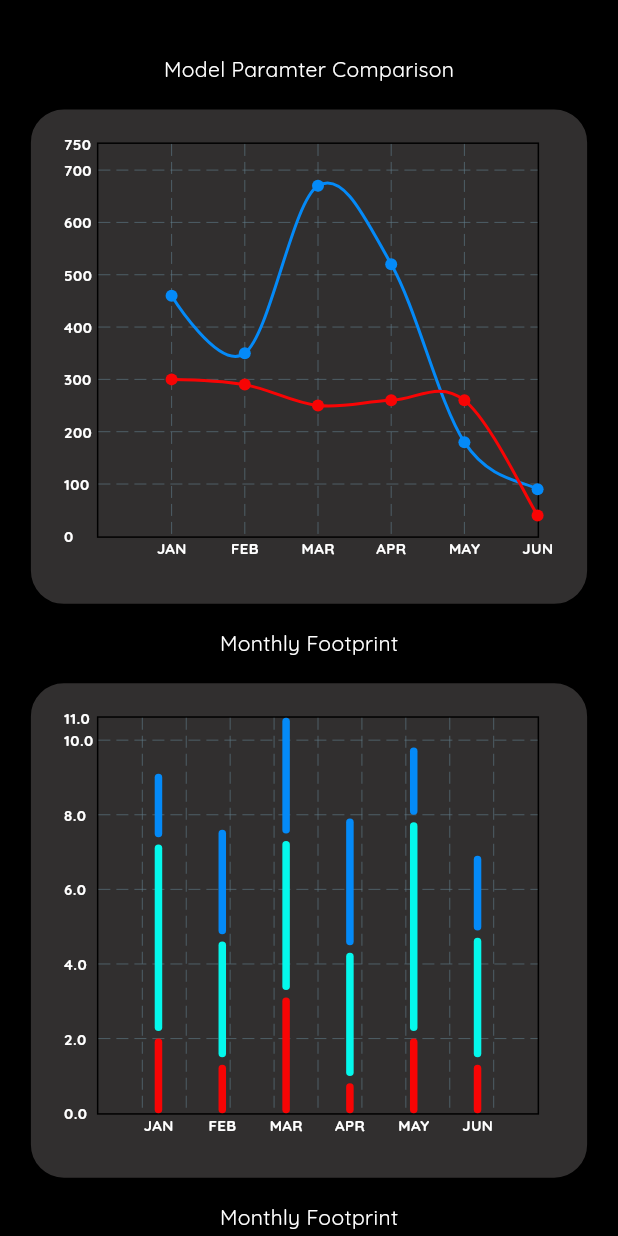
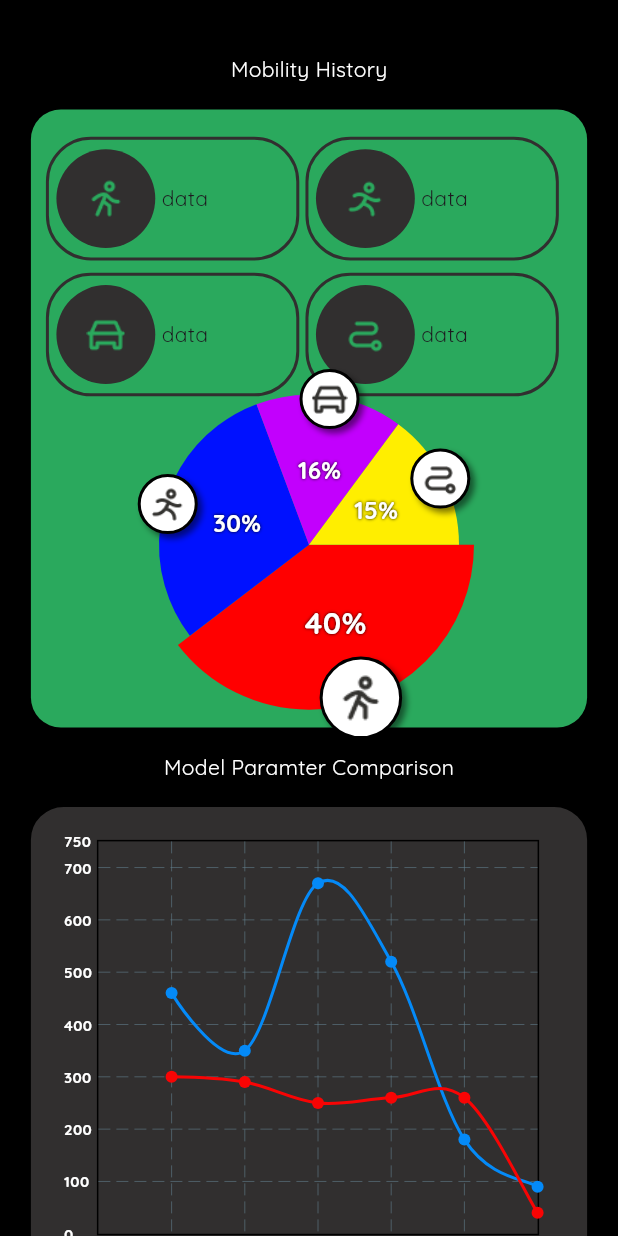
Before and after one commit to aryanmajhi75/carbon-footprint-app, a Flutter app: the Stat screen opened directly, on a phone screen of 412 x 824 dp. Run offline on Flutter 3.47's test engine with Material 3 defaults, Android fonts, the light colour scheme and no system bars; drawn by our look-alikes of fl_chart; our stand-ins replace appwrite, email_validator, flutter_animate, flutter_expandable_fab, gap, hive_flutter and 2 more; missing offline and left inert: dart:ffi, username_validator; accounts and stored records are empty; statements that could not run were skipped.

Commit message:
adds mobility tile

```diff
--- a/carbon_footprint_app/lib/components/CustomExpansionTile.dart
+++ b/carbon_footprint_app/lib/components/CustomExpansionTile.dart
@@ -19,8 +19,8 @@ class CustomExpansionTile extends StatefulWidget {
 class _CustomExpansionTileState extends State<CustomExpansionTile> {
   bool _expand = false;
 
-  final TextStyle _headingTStyle = const TextStyle(
-    color: Colors.white,
+  final TextStyle _headingTStyle = TextStyle(
+    color: DTprimary().white,
     fontSize: 50,
     fontWeight: FontWeight.bold,
   );
@@ -41,7 +41,7 @@ class _CustomExpansionTileState extends State<CustomExpansionTile> {
 
   @override
   Widget build(BuildContext context) {
-    final screenHeight = MediaQuery.of(context).size.height;
+    // final screenHeight = MediaQuery.of(context).size.height;
     final screenWidth = MediaQuery.of(context).size.width;
     return ExpansionPanelList(
       animationDuration: const Duration(seconds: 1),
@@ -66,7 +66,7 @@ class _CustomExpansionTileState extends State<CustomExpansionTile> {
           isExpanded: _expand,
           canTapOnHeader: true,
           body: Padding(
-            padding: ComponentData().defPad,
+            padding: ComponentData().defPad / 2,
             child: Row(
               mainAxisAlignment: MainAxisAlignment.spaceEvenly,
               crossAxisAlignment: CrossAxisAlignment.start,
--- /dev/null
+++ b/carbon_footprint_app/lib/components/CustomMobilityTile.dart
@@ -0,0 +1,333 @@
+import "package:carbon_footprint_app/constants.dart";
+import "package:fl_chart/fl_chart.dart";
+import "package:flutter/cupertino.dart";
+import "package:flutter/material.dart";
+import "package:flutter/widgets.dart";
+import "package:gap/gap.dart";
+
+class CustomMobilityTile extends StatefulWidget {
+  double height;
+  double width;
+
+  CustomMobilityTile({
+    super.key,
+    required this.height,
+    required this.width,
+  });
+
+  @override
+  State<CustomMobilityTile> createState() => _CustomMobilityTileState();
+}
+
+class _CustomMobilityTileState extends State<CustomMobilityTile> {
+  int touchedIndex = 0;
+
+  List<PieChartSectionData> showingSections() {
+    return List.generate(4, (i) {
+      final isTouched = i == touchedIndex;
+      final fontSize = isTouched ? 20.0 : 16.0;
+      final radius = isTouched ? 110.0 : 100.0;
+      final widgetSize = isTouched ? 55.0 : 40.0;
+      const shadows = [Shadow(color: Colors.black, blurRadius: 2)];
+
+      switch (i) {
+        case 0:
+          return PieChartSectionData(
+            color: DTprimary().Pie1,
+            value: 40,
+            title: '40%',
+            radius: radius,
+            titleStyle: TextStyle(
+              fontSize: fontSize,
+              fontWeight: FontWeight.bold,
+              color: const Color(0xffffffff),
+              shadows: shadows,
+            ),
+            badgeWidget: _Badge(
+              'assets/icons/walking.png',
+              size: widgetSize,
+              borderColor: DTprimary().onBody,
+            ),
+            badgePositionPercentageOffset: .98,
+          );
+        case 1:
+          return PieChartSectionData(
+            color: DTprimary().Pie2,
+            value: 30,
+            title: '30%',
+            radius: radius,
+            titleStyle: TextStyle(
+              fontSize: fontSize,
+              fontWeight: FontWeight.bold,
+              color: const Color(0xffffffff),
+              shadows: shadows,
+            ),
+            badgeWidget: _Badge(
+              'assets/icons/running.png',
+              size: widgetSize,
+              borderColor: DTprimary().onBody,
+            ),
+            badgePositionPercentageOffset: .98,
+          );
+        case 2:
+          return PieChartSectionData(
+            color: DTprimary().Pie3,
+            value: 16,
+            title: '16%',
+            radius: radius,
+            titleStyle: TextStyle(
+              fontSize: fontSize,
+              fontWeight: FontWeight.bold,
+              color: const Color(0xffffffff),
+              shadows: shadows,
+            ),
+            badgeWidget: _Badge(
+              'assets/icons/vehicle.png',
+              size: widgetSize,
+              borderColor: DTprimary().onBody,
+            ),
+            badgePositionPercentageOffset: .98,
+          );
+        case 3:
+          return PieChartSectionData(
+            color: DTprimary().Pie4,
+            value: 15,
+            title: '15%',
+            radius: radius,
+            titleStyle: TextStyle(
+              fontSize: fontSize,
+              fontWeight: FontWeight.bold,
+              color: const Color(0xffffffff),
+              shadows: shadows,
+            ),
+            badgeWidget: _Badge(
+              'assets/icons/distance.png',
+              size: widgetSize,
+              borderColor: DTprimary().onBody,
+            ),
+            badgePositionPercentageOffset: .98,
+          );
+        default:
+          throw Exception('Oh no');
+      }
+    });
+  }
+
+  @override
+  Widget build(BuildContext context) {
+    return Container(
+      decoration: BoxDecoration(
+          color: DTprimary().onIconCol,
+          borderRadius: const BorderRadius.all(Radius.circular(20))),
+      height: widget.height * 0.5,
+      width: widget.width * 0.9,
+      child: Padding(
+        padding: ComponentData().defPad / 2,
+        child: Column(
+          children: [
+            Gap(widget.height * 0.01),
+            Row(
+              children: [
+                Container(
+                  decoration: BoxDecoration(
+                    borderRadius: const BorderRadius.all(Radius.circular(30)),
+                    border: Border.all(
+                      width: 2,
+                      color: DTprimary().onContainer,
+                    ),
+                  ),
+                  height: widget.height * 0.1,
+                  width: widget.width * 0.41,
+                  padding: ComponentData().defPad / 4,
+                  child: Row(
+                    children: [
+                      Container(
+                        padding: ComponentData().defPad,
+                        height: widget.height * 0.08,
+                        decoration: BoxDecoration(
+                          color: DTprimary().onContainer,
+                          shape: BoxShape.circle,
+                        ),
+                        child: Image.asset(
+                          "assets/icons/walking.png",
+                          color: DTprimary().onIconCol,
+                        ),
+                      ),
+                      Gap(widget.width * 0.01),
+                      Text("data")
+                    ],
+                  ),
+                ),
+                Gap(widget.width * 0.01),
+                Container(
+                  decoration: BoxDecoration(
+                    borderRadius: const BorderRadius.all(Radius.circular(30)),
+                    border: Border.all(
+                      width: 2,
+                      color: DTprimary().onContainer,
+                    ),
+                  ),
+                  height: widget.height * 0.1,
+                  width: widget.width * 0.41,
+                  padding: ComponentData().defPad / 4,
+                  child: Row(
+                    children: [
+                      Container(
+                        padding: ComponentData().defPad,
+                        height: widget.height * 0.08,
+                        decoration: BoxDecoration(
+                          color: DTprimary().onContainer,
+                          shape: BoxShape.circle,
+                        ),
+                        child: Image.asset(
+                          "assets/icons/running.png",
+                          color: DTprimary().onIconCol,
+                        ),
+                      ),
+                      Gap(widget.width * 0.01),
+                      Text("data")
+                    ],
+                  ),
+                ),
+              ],
+            ),
+            Gap(widget.height * 0.01),
+            Row(
+              children: [
+                Container(
+                  decoration: BoxDecoration(
+                    borderRadius: const BorderRadius.all(Radius.circular(30)),
+                    border: Border.all(
+                      width: 2,
+                      color: DTprimary().onContainer,
+                    ),
+                  ),
+                  height: widget.height * 0.1,
+                  width: widget.width * 0.41,
+                  padding: ComponentData().defPad / 4,
+                  child: Row(
+                    children: [
+                      Container(
+                        height: widget.height * 0.08,
+                        padding: ComponentData().defPad,
+                        decoration: BoxDecoration(
+                          color: DTprimary().onContainer,
+                          shape: BoxShape.circle,
+                        ),
+                        child: Image.asset(
+                          "assets/icons/vehicle.png",
+                          color: DTprimary().onIconCol,
+                        ),
+                      ),
+                      Gap(widget.width * 0.01),
+                      Text("data")
+                    ],
+                  ),
+                ),
+                Gap(widget.width * 0.01),
+                Container(
+                  decoration: BoxDecoration(
+                    borderRadius: const BorderRadius.all(Radius.circular(30)),
+                    border: Border.all(
+                      width: 2,
+                      color: DTprimary().onContainer,
+                    ),
+                  ),
+                  height: widget.height * 0.1,
+                  width: widget.width * 0.41,
+                  padding: ComponentData().defPad / 4,
+                  child: Row(
+                    children: [
+                      Container(
+                        padding: ComponentData().defPad,
+                        height: widget.height * 0.08,
+                        decoration: BoxDecoration(
+                          color: DTprimary().onContainer,
+                          shape: BoxShape.circle,
+                        ),
+                        child: Image.asset(
+                          "assets/icons/distance.png",
+                          color: DTprimary().onIconCol,
+                        ),
+                      ),
+                      Gap(widget.width * 0.01),
+                      Text("data")
+                    ],
+                  ),
+                ),
+              ],
+            ),
+            Gap(widget.height * 0.02),
+            SizedBox(
+              height: widget.height * 0.2,
+              width: widget.width * 0.9,
+              child: PieChart(
+                PieChartData(
+                  pieTouchData: PieTouchData(
+                    touchCallback: (FlTouchEvent event, pieTouchResponse) {
+                      setState(() {
+                        if (!event.isInterestedForInteractions ||
+                            pieTouchResponse == null ||
+                            pieTouchResponse.touchedSection == null) {
+                          touchedIndex = -1;
+                          return;
+                        }
+                        touchedIndex = pieTouchResponse
+                            .touchedSection!.touchedSectionIndex;
+                      });
+                    },
+                  ),
+                  borderData: FlBorderData(
+                    show: false,
+                  ),
+                  sectionsSpace: 0,
+                  centerSpaceRadius: 0,
+                  sections: showingSections(),
+                ),
+              ),
+            ),
+          ],
+        ),
+      ),
+    );
+  }
+}
+
+class _Badge extends StatelessWidget {
+  const _Badge(
+    this.asset, {
+    required this.size,
+    required this.borderColor,
+  });
+  final String asset;
+  final double size;
+  final Color borderColor;
+
+  @override
+  Widget build(BuildContext context) {
+    return AnimatedContainer(
+      duration: PieChart.defaultDuration,
+      width: size,
+      height: size,
+      decoration: BoxDecoration(
+        color: Colors.white,
+        shape: BoxShape.circle,
+        border: Border.all(
+          color: borderColor,
+          width: 2,
+        ),
+        boxShadow: <BoxShadow>[
+          BoxShadow(
+            color: Colors.black.withOpacity(.5),
+            offset: const Offset(3, 3),
+            blurRadius: 3,
+          ),
+        ],
+      ),
+      padding: EdgeInsets.all(size * .15),
+      child: Center(
+        child: Image.asset(asset),
+      ),
+    );
+  }
+}
--- a/carbon_footprint_app/lib/constants.dart
+++ b/carbon_footprint_app/lib/constants.dart
@@ -18,6 +18,12 @@ class DTprimary {
   Color onNavbarIconBg = const Color(0xff000000);
   Color onIconCol = const Color(0xff2AA95D);
   Color error = const Color(0xFFFF0000);
+
+  //graph colors
+  Color Pie1 = const Color(0xFFFF0000);
+  Color Pie2 = const Color(0xFF0011FF);
+  Color Pie3 = const Color(0xFFC200FD);
+  Color Pie4 = const Color(0xFFFFEE00);
 }
 
 //secondary color when in dark mode
--- /dev/null
+++ b/carbon_footprint_app/lib/dbHelper/search/findUsername.dart
@@ -0,0 +1,27 @@
+import 'dart:developer';
+
+import 'package:appwrite/appwrite.dart';
+import 'package:carbon_footprint_app/dbHelper/appWrite.dart';
+
+findUserGeneralData(String userid) async {
+  client
+      .setEndpoint('https://cloud.appwrite.io/v1')
+      .setProject('65cb0fb9e3ef19f2e74f');
+
+  final databases = Databases(client);
+  try {
+    final document = await databases.listDocuments(
+        databaseId: DatabaseId,
+        collectionId: Usergeneraldata,
+        queries: [Query.equal('id', userid)]);
+    log(document.toString());
+    print(document.documents.length);
+    print(document.total);
+    if (document.total > 0) {
+      return true;
+    }
+    return false;
+  } on AppwriteException catch (e) {
+    log(e.toString());
+  }
+}
--- a/carbon_footprint_app/lib/main.dart
+++ b/carbon_footprint_app/lib/main.dart
@@ -1,4 +1,8 @@
 import 'package:carbon_footprint_app/components/CustomNavbar.dart';
+import 'package:carbon_footprint_app/pages/Eco.dart';
+import 'package:carbon_footprint_app/pages/Home.dart';
+import 'package:carbon_footprint_app/pages/Stat.dart';
+import 'package:carbon_footprint_app/pages/You.dart';
 import 'package:carbon_footprint_app/theme/themes.dart';
 import 'package:flutter/material.dart';
 import 'package:hive_flutter/hive_flutter.dart';
@@ -19,6 +23,12 @@ class MainApp extends StatelessWidget {
     return MaterialApp(
       theme: darkMode,
       debugShowCheckedModeBanner: false,
+      routes: <String, WidgetBuilder>{
+        '/home': (BuildContext context) => const Home(),
+        '/stat': (BuildContext context) => const Stat(),
+        '/eco': (BuildContext context) => const Eco(),
+        '/you': (BuildContext context) => const You()
+      },
       home: const Scaffold(
         body: Center(
           child: NavBar(),
--- a/carbon_footprint_app/lib/pages/Home.dart
+++ b/carbon_footprint_app/lib/pages/Home.dart
@@ -1,8 +1,11 @@
 import 'package:carbon_footprint_app/components/CustomContainer.dart';
+import 'package:carbon_footprint_app/components/CustomNavbar.dart';
 import 'package:carbon_footprint_app/components/CustomSnackbar.dart';
 import 'package:carbon_footprint_app/constants.dart';
+import 'package:carbon_footprint_app/pages/UserDataForm.dart';
 import 'package:flutter/material.dart';
 import 'package:gap/gap.dart';
+import 'package:hive_flutter/hive_flutter.dart';
 import 'package:percent_indicator/percent_indicator.dart';
 
 class Home extends StatefulWidget {
--- a/carbon_footprint_app/lib/pages/Stat.dart
+++ b/carbon_footprint_app/lib/pages/Stat.dart
@@ -1,4 +1,5 @@
 import "package:carbon_footprint_app/components/CustomContainer.dart";
+import "package:carbon_footprint_app/components/CustomMobilityTile.dart";
 import "package:carbon_footprint_app/constants.dart";
 import "package:fl_chart/fl_chart.dart";
 import "package:flutter/material.dart";
@@ -72,6 +73,20 @@ class _StatState extends State<Stat> {
                 mainAxisAlignment: MainAxisAlignment.spaceEvenly,
                 // crossAxisAlignment: CrossAxisAlignment.start,
                 children: [
+                  Gap(screenHeight * 0.02),
+                  const Text(
+                    "Mobility History",
+                    style: TextStyle(
+                      color: Colors.white,
+                    ),
+                  ),
+                  Gap(screenHeight * 0.02),
+                  Center(
+                    child: CustomMobilityTile(
+                      height: screenHeight,
+                      width: screenWidth,
+                    ),
+                  ),
                   Gap(screenHeight * 0.02),
                   const Text(
                     "Model Paramter Comparison",
--- a/carbon_footprint_app/lib/pages/You.dart
+++ b/carbon_footprint_app/lib/pages/You.dart
@@ -7,6 +7,8 @@ import 'package:carbon_footprint_app/dataClasses/expansionListData.dart';
 import 'package:carbon_footprint_app/dbHelper/dataModel.dart';
 import 'package:carbon_footprint_app/dbHelper/getData/applianceUserData.dart';
 import 'package:carbon_footprint_app/dbHelper/getData/vehicleUserData.dart';
+import 'package:carbon_footprint_app/pages/Home.dart';
+import 'package:flutter/cupertino.dart';
 import 'package:flutter/material.dart';
 import 'package:flutter/widgets.dart';
 import 'package:flutter_expandable_fab/flutter_expandable_fab.dart';
@@ -138,13 +140,82 @@ class _YouState extends State<You> {
               mainAxisAlignment: MainAxisAlignment.start,
               crossAxisAlignment: CrossAxisAlignment.start,
               children: [
+                Row(
+                  crossAxisAlignment: CrossAxisAlignment.center,
+                  mainAxisAlignment: MainAxisAlignment.spaceBetween,
+                  children: [
                     Text(
-                  "Aryan's",
+                      "",
                       style: TextStyle(
                         color: DTprimary().white,
                         fontSize: 50,
                         fontWeight: FontWeight.bold,
                       ),
+                    ),
+                    Visibility(
+                      visible: idPresent == true ? true : false,
+                      child: ElevatedButton(
+                        style: ButtonStyle(
+                          padding: const MaterialStatePropertyAll(
+                            EdgeInsets.all(15),
+                          ),
+                          side: MaterialStatePropertyAll(
+                            BorderSide(
+                              color: DTprimary().error,
+                              width: 2,
+                            ),
+                          ),
+                          alignment: Alignment.center,
+                          visualDensity: VisualDensity.comfortable,
+                          backgroundColor: MaterialStatePropertyAll(
+                            DTprimary().onBody,
+                          ),
+                        ),
+                        onPressed: () {
+                          var authdata = Hive.box("authData");
+                          authdata.delete("id");
+                          if (authdata.get("id") == null) {
+                            setState(() {
+                              idPresent = false;
+                            });
+                          }
+                          CustomSnackbar.show(
+                            context,
+                            "logged out",
+                            DTprimary().error,
+                            "assets/icons/uncertain.png",
+                            screenWidth,
+                          );
+                          // Navigator.push(
+                          //   context,
+                          //   MaterialPageRoute(
+                          //     builder: (context) => const Home(),
+                          //   ),
+                          // );
+                        },
+                        child: Row(
+                          crossAxisAlignment: CrossAxisAlignment.center,
+                          mainAxisAlignment: MainAxisAlignment.center,
+                          children: [
+                            Image.asset(
+                              "assets/icons/logout.png",
+                              height: 30,
+                              width: 30,
+                              color: DTprimary().error,
+                            ),
+                            Text(
+                              "Logout",
+                              style: TextStyle(
+                                color: DTprimary().error,
+                                fontSize: 20,
+                                fontWeight: FontWeight.bold,
+                              ),
+                            ),
+                          ],
+                        ),
+                      ),
+                    ),
+                  ],
                 ),
                 ClipRRect(
                   borderRadius: const BorderRadius.all(
--- a/carbon_footprint_app/pubspec.yaml
+++ b/carbon_footprint_app/pubspec.yaml
@@ -21,6 +21,7 @@ dependencies:
   path_provider:
   email_validator:
   username_validator:
+  mobility_features:
 
 dev_dependencies:
   flutter_test:
```
Also changed, not shown: carbon_footprint_app/assets/icons/distance.png (added), carbon_footprint_app/assets/icons/logout.png (added), carbon_footprint_app/assets/icons/running.png (added), carbon_footprint_app/assets/icons/walking.png (added), carbon_footprint_app/pubspec.lock, 2 other files. Lines whose indentation alone changed are shown as unchanged.
